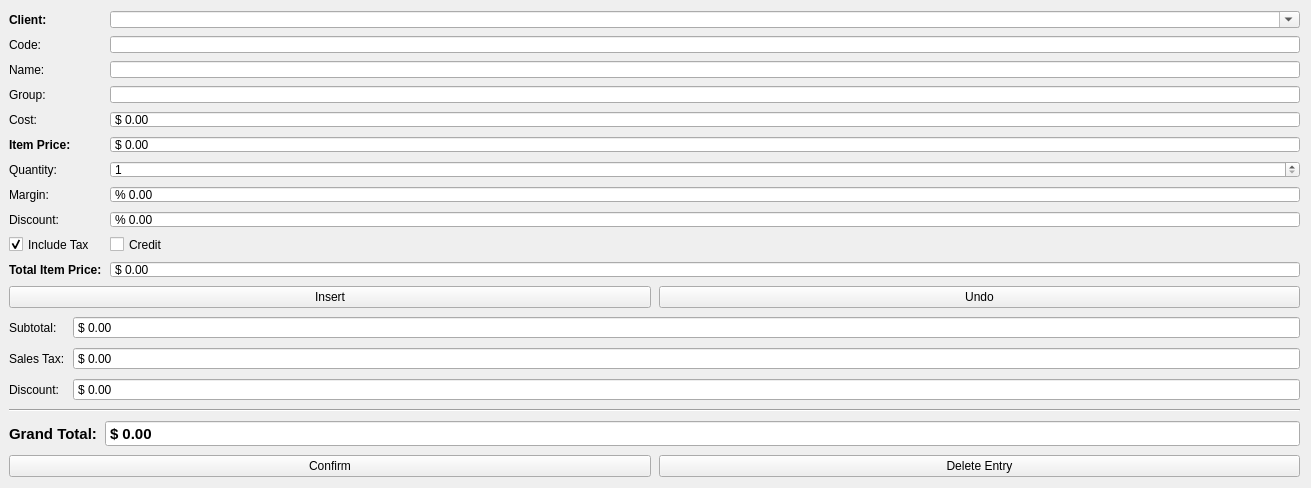
Before: the Qt Designer form gui_sale.ui in Redent0r/Libra, drawn with Qt 5.
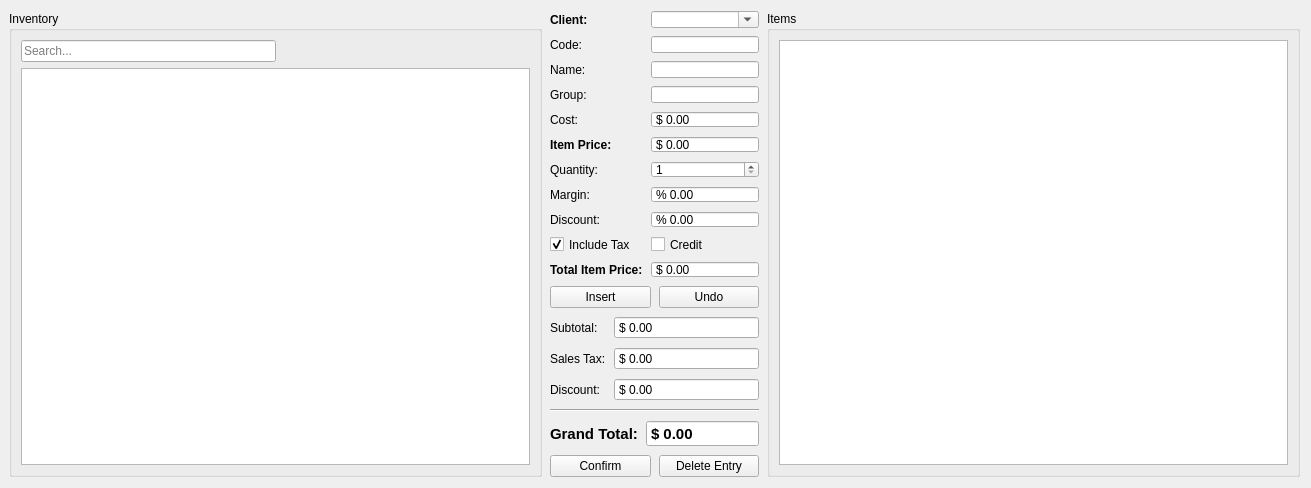
After: the same form once the commit is applied. Icons and pictures are not drawn.

Commit message: added Client class. Added table models. improved proxy filters

Patch:
```diff
--- a/gui_sale.ui
+++ b/gui_sale.ui
@@ -35,13 +35,83 @@
   <property name="modal">
    <bool>true</bool>
   </property>
-  <layout class="QHBoxLayout" name="horizontalLayout" stretch="0">
+  <layout class="QHBoxLayout" name="horizontalLayout" stretch="1,0,1">
    <property name="spacing">
     <number>8</number>
    </property>
    <property name="leftMargin">
     <number>9</number>
    </property>
+   <item>
+    <widget class="QGroupBox" name="groupBox_2">
+     <property name="sizePolicy">
+      <sizepolicy hsizetype="Preferred" vsizetype="Preferred">
+       <horstretch>0</horstretch>
+       <verstretch>0</verstretch>
+      </sizepolicy>
+     </property>
+     <property name="title">
+      <string>Inventory</string>
+     </property>
+     <layout class="QVBoxLayout" name="verticalLayout_2">
+      <item>
+       <layout class="QHBoxLayout" name="horizontalLayout_4">
+        <property name="topMargin">
+         <number>0</number>
+        </property>
+        <item>
+         <widget class="QLineEdit" name="leditInventory">
+          <property name="placeholderText">
+           <string>Search...</string>
+          </property>
+         </widget>
+        </item>
+        <item>
+         <spacer name="horizontalSpacer">
+          <property name="orientation">
+           <enum>Qt::Horizontal</enum>
+          </property>
+          <property name="sizeHint" stdset="0">
+           <size>
+            <width>40</width>
+            <height>20</height>
+           </size>
+          </property>
+         </spacer>
+        </item>
+       </layout>
+      </item>
+      <item>
+       <widget class="QTableView" name="tblInventory">
+        <property name="minimumSize">
+         <size>
+          <width>280</width>
+          <height>0</height>
+         </size>
+        </property>
+        <property name="alternatingRowColors">
+         <bool>true</bool>
+        </property>
+        <property name="selectionMode">
+         <enum>QAbstractItemView::SingleSelection</enum>
+        </property>
+        <property name="selectionBehavior">
+         <enum>QAbstractItemView::SelectRows</enum>
+        </property>
+        <property name="sortingEnabled">
+         <bool>true</bool>
+        </property>
+        <attribute name="horizontalHeaderStretchLastSection">
+         <bool>true</bool>
+        </attribute>
+        <attribute name="verticalHeaderVisible">
+         <bool>false</bool>
+        </attribute>
+       </widget>
+      </item>
+     </layout>
+    </widget>
+   </item>
    <item>
     <layout class="QVBoxLayout" name="verticalLayout">
      <item>
@@ -539,6 +609,37 @@
      </item>
     </layout>
    </item>
+   <item>
+    <widget class="QGroupBox" name="groupBox">
+     <property name="title">
+      <string>Items</string>
+     </property>
+     <layout class="QGridLayout" name="gridLayout">
+      <item row="0" column="1">
+       <widget class="QTableView" name="tblItems">
+        <property name="alternatingRowColors">
+         <bool>true</bool>
+        </property>
+        <property name="selectionMode">
+         <enum>QAbstractItemView::SingleSelection</enum>
+        </property>
+        <property name="selectionBehavior">
+         <enum>QAbstractItemView::SelectRows</enum>
+        </property>
+        <property name="sortingEnabled">
+         <bool>false</bool>
+        </property>
+        <property name="cornerButtonEnabled">
+         <bool>false</bool>
+        </property>
+        <attribute name="horizontalHeaderStretchLastSection">
+         <bool>true</bool>
+        </attribute>
+       </widget>
+      </item>
+     </layout>
+    </widget>
+   </item>
   </layout>
  </widget>
  <resources>
```
The commit also changes 4 other files.
